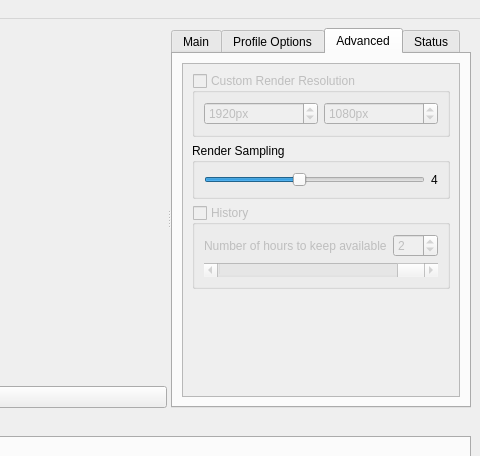
This is mousetracks2/components/gui/ui/layout.ui in huntfx/MouseTracks as Qt 5 draws it before an edit; both pictures show x 580 to 1060 and y 0 to 456 of the 1060 by 664 pixel window. The edited form follows.
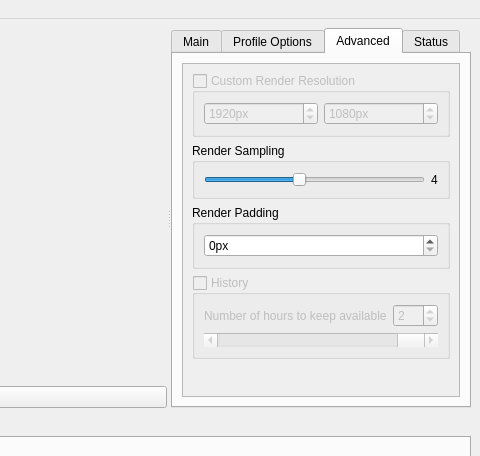
This is the edited form. The open tabs and pages were chosen to show the change. Custom widgets are drawn as their Qt base class.

Commit message: Option to add render padding

```diff
--- a/mousetracks2/components/gui/ui/layout.ui
+++ b/mousetracks2/components/gui/ui/layout.ui
@@ -584,8 +584,8 @@
               <rect>
                <x>0</x>
                <y>0</y>
-               <width>261</width>
-               <height>235</height>
+               <width>274</width>
+               <height>345</height>
               </rect>
              </property>
              <layout class="QVBoxLayout" name="verticalLayout_7">
@@ -680,6 +680,28 @@
                 </layout>
                </widget>
               </item>
+              <item>
+               <widget class="QGroupBox" name="groupBox">
+                <property name="title">
+                 <string>Render Padding</string>
+                </property>
+                <layout class="QVBoxLayout" name="verticalLayout_4">
+                 <item>
+                  <widget class="QSpinBox" name="render_padding">
+                   <property name="suffix">
+                    <string>px</string>
+                   </property>
+                   <property name="maximum">
+                    <number>4096</number>
+                   </property>
+                   <property name="singleStep">
+                    <number>8</number>
+                   </property>
+                  </widget>
+                 </item>
+                </layout>
+               </widget>
+              </item>
               <item>
                <widget class="QGroupBox" name="record_history">
                 <property name="enabled">
```
Left out of the diff: 6 changed lines with no effect on the pictures. The commit also changes 5 other files.
